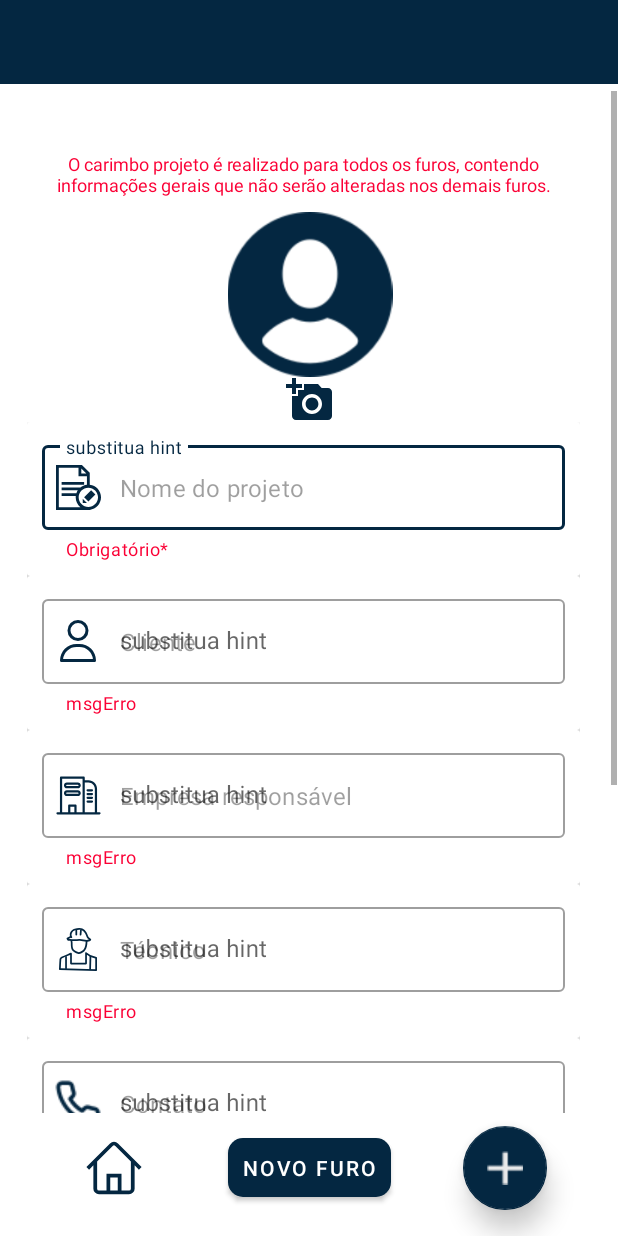
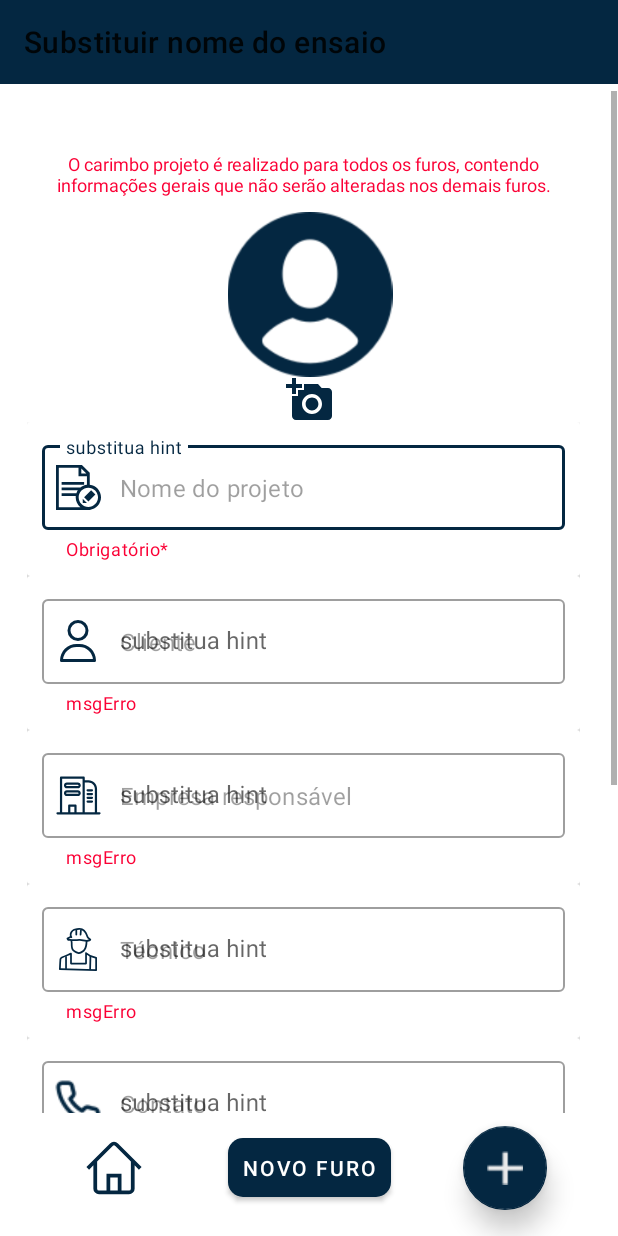
Before and after one commit to Montaigne-ensaios/montaigne_app, an Android app: the screen it shows after launch (SptActivity), after a tap on "novo projeto", on a phone screen of 412 x 824 dp. Run offline under Robolectric (Android 15) with nearby library versions, the phone set to English and light mode, and no system bars; our stand-ins replace Firebase (no records; nobody signed in at launch, a user with empty details on screens opened directly).

Commit message:
adicionado menu do spt com nome

```diff
--- a/app/src/main/java/com/montaigne/montaigneapp/ui/home/HomeActivity.java
+++ b/app/src/main/java/com/montaigne/montaigneapp/ui/home/HomeActivity.java
@@ -22,8 +22,7 @@ public class HomeActivity extends AppCompatActivity {
 
         viewModel = new ViewModelProvider(this).get(HomeVM.class);
 
-        setSupportActionBar(binding.toolbarHomeInclude.toolbarHome);
-
+      setSupportActionBar(binding.toolbarHomeInclude.toolbarHome);
         viewModel.initializeProjetosSalvosAdapter(binding.recyclerProjetosSalvos);
         viewModel.initializeProjetoCategoriaAdapter(binding.recyclerCategorias);
 
--- a/app/src/main/java/com/montaigne/montaigneapp/ui/spt/SptActivity.java
+++ b/app/src/main/java/com/montaigne/montaigneapp/ui/spt/SptActivity.java
@@ -4,7 +4,10 @@ import androidx.appcompat.app.AppCompatActivity;
 import androidx.lifecycle.ViewModelProvider;
 
 import android.os.Bundle;
+import android.view.Menu;
+import android.view.MenuInflater;
 
+import com.montaigne.montaigneapp.R;
 import com.montaigne.montaigneapp.model.spt.ProjetoSpt;
 import com.montaigne.montaigneapp.ui.home.HomeVM;
 import com.montaigne.montaigneapp.databinding.AcitivitySptBinding;
@@ -20,6 +23,9 @@ public class SptActivity extends AppCompatActivity {
         setContentView(binding.getRoot());
 
         viewModel = new ViewModelProvider(this).get(SptVM.class);
+        setSupportActionBar(binding.toolbarSptInclude.toolbarSpt);
+        getSupportActionBar().setTitle("Substituir nome do ensaio");//substituir por o tipo de ensaio exemplo: Granulometria ou SPT
+
         viewModel.setupViewModel(
                 (ProjetoSpt) getIntent().getExtras().getSerializable(HomeVM.PROJETO),
                 getSupportFragmentManager()
@@ -27,9 +33,29 @@ public class SptActivity extends AppCompatActivity {
 
         binding.imgButtonHome.setOnClickListener(viewModel::intentHome);
         binding.buttonNavigate.setOnClickListener(v -> viewModel.handleNavigation(getSupportFragmentManager()));
+
+
+
+       // binding.toolbarSptInclude.toolbarSpt.setOnMenuItemClickListener(item -> {
+        //    if (item.getItemId() == R.id.addfuro) {
+       //         viewModel.newProject(this);
+        //    } else if (item.getItemId() == R.id.deletefuro) {
+       //         viewModel.removefuro();
+         //   }
+        //    return true;
+     //   });
+
+    }
+
+    @Override
+    public boolean onCreateOptionsMenu(Menu menu) {
+        MenuInflater menuInflater = getMenuInflater();
+        menuInflater.inflate(R.menu.menu_spt, menu);
+        return super.onCreateOptionsMenu(menu);
     }
 
     public void setNavigateButtonText(String string) {
         binding.buttonNavigate.setText(string);
     }
+
 }
--- a/app/src/main/res/layout/fragment_toolbar_spt.xml
+++ b/app/src/main/res/layout/fragment_toolbar_spt.xml
@@ -1,14 +1,15 @@
 <?xml version="1.0" encoding="utf-8"?>
 <FrameLayout xmlns:android="http://schemas.android.com/apk/res/android"
+
+    xmlns:app="http://schemas.android.com/apk/res-auto"
     android:layout_width="match_parent"
-    android:layout_height="match_parent">
+    android:layout_height="wrap_content"
+   >
 
     <androidx.appcompat.widget.Toolbar
-        android:id="@+id/toolbar"
+        android:id="@+id/toolbarSpt"
         android:layout_width="match_parent"
         android:layout_height="wrap_content"
-        android:background="?attr/colorPrimary"
         android:minHeight="?attr/actionBarSize"
         android:theme="?attr/actionBarTheme" />
-
 </FrameLayout>
--- a/app/src/main/res/menu/menu_spt.xml
+++ b/app/src/main/res/menu/menu_spt.xml
@@ -1,4 +1,25 @@
 <?xml version="1.0" encoding="utf-8"?>
 <menu xmlns:android="http://schemas.android.com/apk/res/android">
+    <item
+    android:id="@+id/addfuro"
+    android:orderInCategory="100"
+    android:title="novo furo"
+    android:icon="@drawable/ic_add"
+
+        />
+
+    <item
+        android:id="@+id/deletefuro"
+        android:orderInCategory="100"
+        android:title="Apagar furo"
+        android:icon="@android:drawable/ic_menu_delete"
+        />
+    <item
+        android:id="@+id/action_help"
+        android:orderInCategory="100"
+        android:title="Ajuda"
+        android:icon="@android:drawable/ic_menu_info_details"
+
+        />
 
 </menu>
--- a/app/src/main/res/values/themes.xml
+++ b/app/src/main/res/values/themes.xml
@@ -14,6 +14,7 @@
         <!-- fundo-->
         <item name="colorOnSecondary">@color/fundo_light</item>
         <item name="android:textColorHint">@color/hint</item>
+        <item name="titleTextColor">@color/white</item>
 
 
         <!-- Color de interação com butões -->
```
